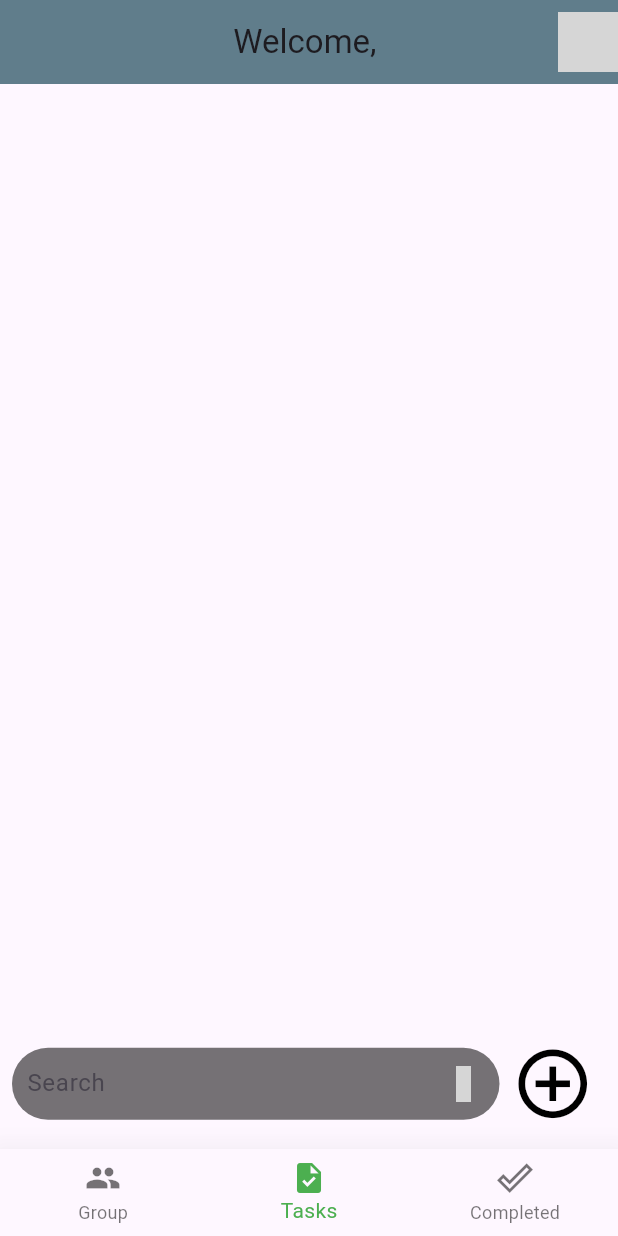
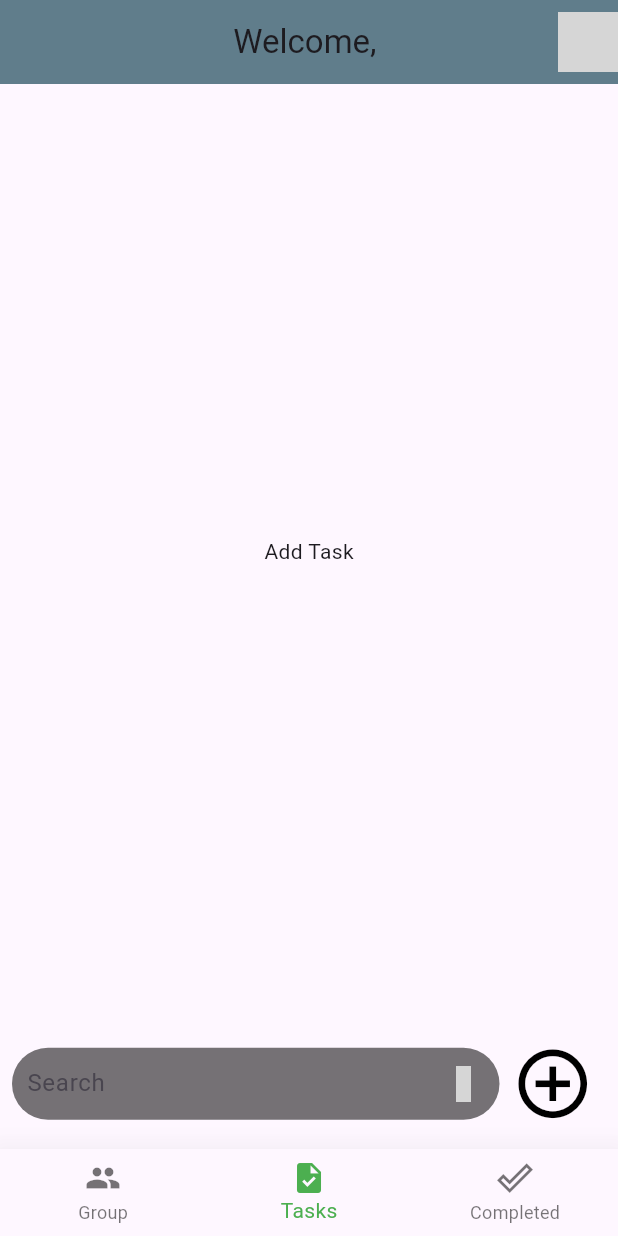
Before and after one commit to MuhammedU05/todo_with_firebase_2, a Flutter app: the HomePage screen opened directly, on a phone screen of 412 x 824 dp. Run offline on Flutter 3.47's test engine with Material 3 defaults, Android fonts, the light colour scheme and no system bars; our stand-ins replace cloud_firestore, date_format, firebase_auth, firebase_core, google_sign_in, material_design_icons_flutter; accounts and stored records are empty; network calls fail; grey boxes are pictures that could not be loaded.

Commit message:
first task success

```diff
--- a/lib/screens/Home/Tasks/Card/card.dart
+++ b/lib/screens/Home/Tasks/Card/card.dart
@@ -31,11 +31,12 @@ class _CardBuilderState extends State<CardBuilder> {
     //If Contition for checking the data is loading or not
     if (provider.isLoading) {
       return const Center(
-        child: CircularProgressIndicator(),
+        // child: CircularProgressIndicator(),
+        child: Text('error'),
       );
     }
 
-    if (provider.mapList.length == 1) {
+    if (provider.mapList.isEmpty) {
       return const Center(
         child: Text(TStrings.addTask),
       );
@@ -51,10 +52,12 @@ class _CardBuilderState extends State<CardBuilder> {
                     child: ListView.builder(
                       shrinkWrap: true,
                       // reverse: true,
-                      itemCount: snapshot.mapList.length - 1 ,
+                      itemCount: snapshot.mapList.length - 1,
+                      // itemCount: provider.mapList.length.clamp(0, double.infinity).toInt(),
                       itemBuilder: (context, index) {
+                        print('Index : $index');
                         String taskName =
-                            snapshot.mapList.keys.elementAt(index+1);
+                            snapshot.mapList.keys.elementAt(index + 1);
                         Map<String, dynamic> task =
                             snapshot.mapList[taskName] ?? {};
                         if (task[TStrings.priority] == TStrings.mid) {
@@ -118,14 +121,15 @@ class _CardBuilderState extends State<CardBuilder> {
                                   Row(
                                     children: [
                                       SizedBox(
-                                        width: MediaQuery.of(context).size.width/1.3,
+                                        width:
+                                            MediaQuery.of(context).size.width /
+                                                1.3,
                                         child: Text(
                                           '${TStrings.taskName} :\n  ${task[TStrings.taskName] ?? TStrings.na}',
                                           textAlign: TextAlign.left,
                                           softWrap: true,
                                           overflow: TextOverflow.ellipsis,
                                           maxLines: 4,
-
                                           style: TextStyle(
                                             fontSize: 25,
                                             color: TColors.white,
@@ -139,9 +143,7 @@ class _CardBuilderState extends State<CardBuilder> {
                                             CrossAxisAlignment.end,
                                         children: [
                                           Text(
-                                            '${TStrings.createdOn}\n ${task[TStrings
-                                                    .createdTimeFirebase] ??
-                                                TStrings.na}',
+                                            '${TStrings.createdOn}\n ${task[TStrings.createdTimeFirebase] ?? TStrings.na}',
                                             textAlign: TextAlign.right,
                                             style: TextStyle(
                                               fontSize: 14,
@@ -168,7 +170,10 @@ class _CardBuilderState extends State<CardBuilder> {
                                       SizedBox(
                                         child: Column(
                                           children: [
-                                            Text(task['Is Completed'] == false ? TStrings.notCompleted : TStrings.completed,
+                                            Text(
+                                                task['Is Completed'] == false
+                                                    ? TStrings.notCompleted
+                                                    : TStrings.completed,
                                                 softWrap: true,
                                                 overflow: TextOverflow.ellipsis,
                                                 style: TextStyle(
```
